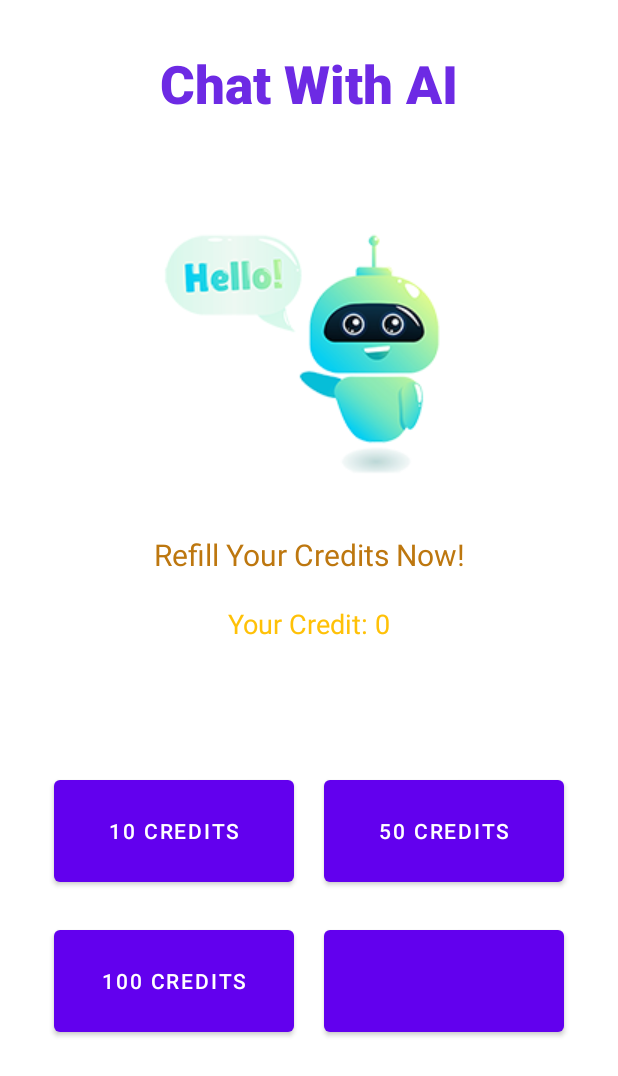
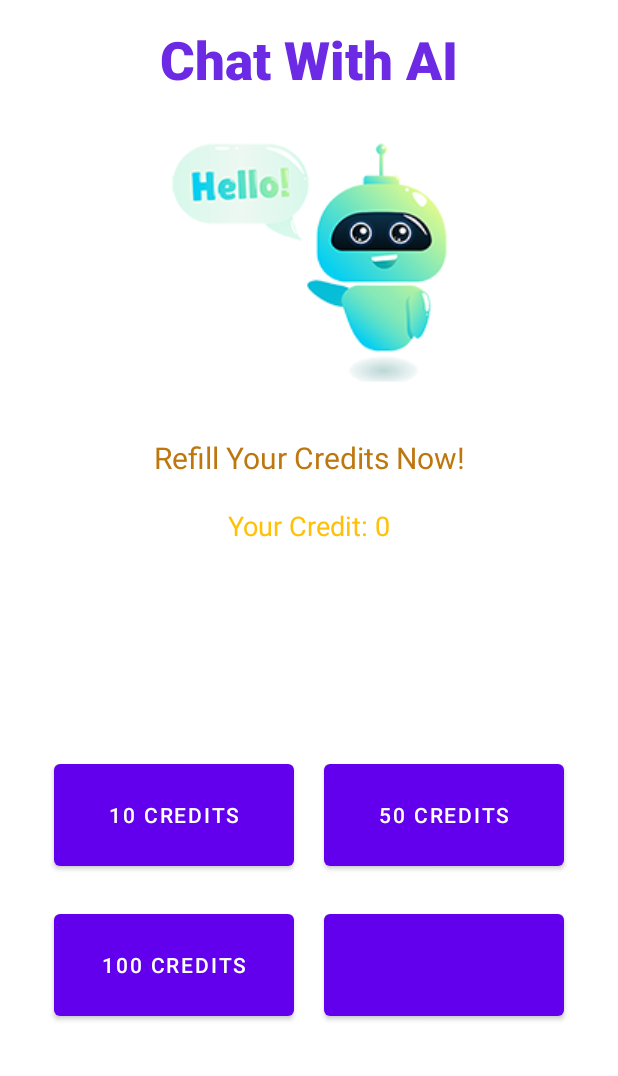
Before and after one commit to juanc07/ChatWithAI, an Android app: the layout fragment_shop_screen.xml on its own in the app's theme, with its tools: preview values and no code run, on a phone screen of 412 x 824 dp. Shown: the top 1076 px of the screen. Run offline under Robolectric (Android 15) with nearby library versions, the phone set to English and light mode, and no system bars.

Commit message:
minor ui fixes and back on login

```diff
--- a/app/build.gradle
+++ b/app/build.gradle
@@ -13,8 +13,8 @@ android {
         applicationId "com.thinkbloxph.chatwithai"
         minSdk 24
         targetSdk 33
-        versionCode 7
-        versionName "1.0.6"
+        versionCode 10
+        versionName "1.0.9"
 
         testInstrumentationRunner "androidx.test.runner.AndroidJUnitRunner"
     }
--- a/app/src/main/java/com/thinkbloxph/chatwithai/screen/ChatScreenFragment.kt
+++ b/app/src/main/java/com/thinkbloxph/chatwithai/screen/ChatScreenFragment.kt
@@ -245,11 +245,9 @@ class ChatScreenFragment: Fragment() {
 
     override fun onStart() {
         super.onStart()
-        // hide the action back button
-        //UIHelper.getInstance().showHideBackButton(true)
-
         // show action bar without back button
-        UIHelper.getInstance().showHideActionBarWithoutBackButton(true,(requireActivity() as MainActivity).binding)
+        //UIHelper.getInstance().showHideActionBarWithoutBackButton(true,(requireActivity() as MainActivity).binding)
+        UIHelper.getInstance().showHideActionBar(true,(requireActivity() as MainActivity).binding)
         showHideBottomNavigation(false)
         showHideSideNavigation(false)
     }
--- a/app/src/main/res/layout/fragment_shop_screen.xml
+++ b/app/src/main/res/layout/fragment_shop_screen.xml
@@ -22,7 +22,7 @@
             android:id="@+id/chatWithAiTxt"
             android:layout_width="wrap_content"
             android:layout_height="wrap_content"
-            android:layout_marginTop="32dp"
+            android:layout_marginTop="16dp"
             android:layout_marginBottom="16dp"
             android:fontFamily="sans-serif-black"
             android:text="Chat With AI"
@@ -41,8 +41,8 @@
             android:id="@+id/chatBotImage"
             android:layout_width="wrap_content"
             android:layout_height="wrap_content"
-            android:layout_marginTop="8dp"
-            android:src="@drawable/_256x256_chat_with_ai_no_bg_no_txt"
+            android:layout_marginTop="32dp"
+            android:src="@drawable/_183x159_chat_with_ai_no_bg_no_txt"
             app:layout_constraintEnd_toEndOf="parent"
             app:layout_constraintHorizontal_bias="0.5"
             app:layout_constraintStart_toStartOf="parent"
@@ -52,7 +52,7 @@
             android:id="@+id/buyCreditText"
             android:layout_width="wrap_content"
             android:layout_height="wrap_content"
-            android:layout_marginTop="8dp"
+            android:layout_marginTop="32dp"
             android:text="@string/refill_your_credit_now"
             android:textColor="#BD770F"
             android:textSize="20sp"
@@ -66,7 +66,7 @@
             android:id="@+id/creditText"
             android:layout_width="wrap_content"
             android:layout_height="wrap_content"
-            android:layout_marginTop="16dp"
+            android:layout_marginTop="32dp"
             android:text="Your Credit: 0"
             android:textColor="#FFC107"
             android:textSize="18sp"
@@ -86,32 +86,32 @@
             app:layout_constraintBottom_toBottomOf="parent"
             app:layout_constraintEnd_toEndOf="parent"
             app:layout_constraintStart_toStartOf="parent"
-            app:layout_constraintTop_toBottomOf="@+id/buyCreditText"
+            app:layout_constraintTop_toBottomOf="@+id/creditText"
             app:layout_constraintVertical_bias="0.5">
 
             <Button
-            android:id="@+id/buyBtn1"
+                android:id="@+id/buyBtn1"
+                android:layout_width="160dp"
+                android:layout_height="80dp"
+                android:layout_margin="10dp"
                 android:onClick="@{() -> shopScreenFragment.buyCreditTen()}"
-            android:layout_width="160dp"
-            android:layout_height="80dp"
-            android:text="10 Credits"
-            android:layout_margin="10dp"/>
+                android:text="10 Credits" />
 
             <Button
                 android:id="@+id/buyBtn2"
-                android:onClick="@{() -> shopScreenFragment.buyCreditFifty()}"
                 android:layout_width="160dp"
                 android:layout_height="80dp"
-                android:text="50 Credits"
-                android:layout_margin="10dp"/>
+                android:layout_margin="10dp"
+                android:onClick="@{() -> shopScreenFragment.buyCreditFifty()}"
+                android:text="50 Credits" />
 
             <Button
                 android:id="@+id/buyBtn3"
-                android:onClick="@{() -> shopScreenFragment.buyCreditOneHundred()}"
                 android:layout_width="160dp"
                 android:layout_height="80dp"
-                android:text="100 Credits"
-                android:layout_margin="10dp"/>
+                android:layout_margin="10dp"
+                android:onClick="@{() -> shopScreenFragment.buyCreditOneHundred()}"
+                android:text="100 Credits" />
 
             <Button
                 android:id="@+id/buySubscriptionBtn"
@@ -120,8 +120,7 @@
                 android:layout_margin="10dp"
                 android:backgroundTint="@{userViewModel.isSubscribed() ? @color/Subscribed : @color/UnSubscribed}"
                 android:onClick="@{() -> shopScreenFragment.buyMonthlySubscription()}"
-                android:text="@{userViewModel.isSubscribed() ? `Unsubscribe` : `Subscribed`}"
-                />
+                android:text="@{userViewModel.isSubscribed() ? `Unsubscribe` : `Subscribed`}" />
 
         </GridLayout>
 
```
Also changed, not shown: app/src/main/AndroidManifest.xml (+4 -4 lines), app/src/main/java/com/thinkbloxph/chatwithai/MainActivity.kt (+8 -9 lines), app/src/main/java/com/thinkbloxph/chatwithai/screen/LoginScreenFragment.kt (+18 -7 lines), app/src/main/java/com/thinkbloxph/chatwithai/screen/ShopScreenFragment.kt (+18 -1 lines), app/src/main/java/com/thinkbloxph/chatwithai/screen/WelcomeScreenFragment.kt (+18 -8 lines), app/src/main/res/layout/fragment_login_screen.xml (+33 -34 lines), app/src/main/res/layout/fragment_welcome_screen.xml (+7 -5 lines), app/src/main/res/drawable-mdpi/_1024x1024_chat_with_ai.png (deleted), app/src/main/res/drawable-mdpi/_183x159_chat_with_ai_no_bg_no_txt.png (added), app/src/main/res/drawable-mdpi/_256x256_chat_with_ai_no_bg.png (deleted), app/src/main/res/drawable-mdpi/_256x256_chat_with_ai_no_bg_no_txt.png (deleted), app/src/main/res/drawable-mdpi/_256x256_chat_with_ai_no_bg_violet.png (deleted), app/src/main/res/drawable-mdpi/_512x512_chat_with_ai_no_bg.png (deleted).
